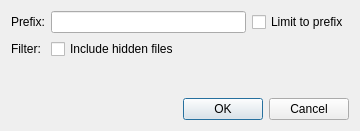
This is src/plugins/coreplugin/locator/filesystemfilter.ui in qt-creator/qt-creator as Qt 5 draws it before an edit. The edited form follows.
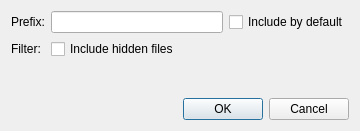
This is the edited form.

What changed in the file:
```diff
--- a/src/plugins/coreplugin/locator/filesystemfilter.ui
+++ b/src/plugins/coreplugin/locator/filesystemfilter.ui
@@ -30,7 +30,7 @@
    <item row="1" column="2">
     <widget class="QCheckBox" name="limitCheck">
      <property name="text">
-      <string>Limit to prefix</string>
+      <string notr="true">Include by default</string>
      </property>
     </widget>
    </item>
```
Left out of the diff: 8 changed lines with no effect on the pictures.
